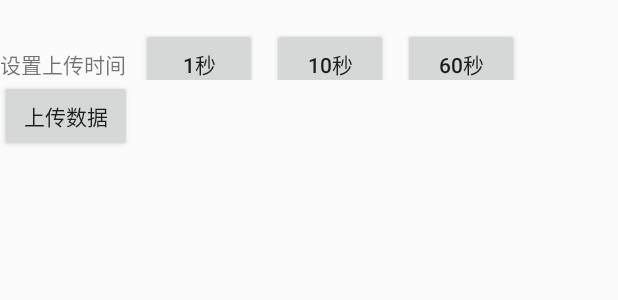
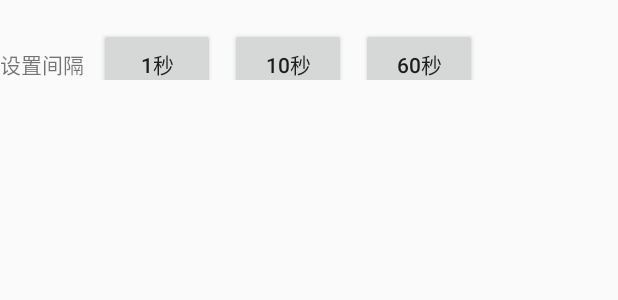
Before and after one commit to IgorNI/Metaw, an Android app: the layout fragment_settting.xml on its own in the app's theme, with its tools: preview values and no code run, on a phone screen of 412 x 824 dp. Shown: the top 300 px of the screen. Run offline under Robolectric (Android 15) with nearby library versions, the phone set to English and light mode, and no system bars.

```diff
--- a/app/src/main/AndroidManifest.xml
+++ b/app/src/main/AndroidManifest.xml
@@ -24,7 +24,7 @@
         </provider>
 
         <activity
-            android:name=".ScannerActivity"
+            android:name=".Test"
             android:label="@string/app_name">
             <intent-filter>
                 <action android:name="android.intent.action.MAIN" />
@@ -32,10 +32,10 @@
                 <category android:name="android.intent.category.LAUNCHER" />
             </intent-filter>
         </activity>
-        <activity
+        <!--<activity
             android:name=".NavigationActivity"
             android:label="@string/app_name"
-            android:theme="@style/AppTheme.NoActionBar" />
+            android:theme="@style/AppTheme.NoActionBar" />-->
         <!--
  ATTENTION: This was auto-generated to add Google Play services to your project for
      App Indexing.  See https://g.co/AppIndexing/AndroidStudio for more information.
--- a/app/src/main/java/com/mbientlab/metawear/app/MyIntentService.java
+++ b/app/src/main/java/com/mbientlab/metawear/app/MyIntentService.java
@@ -85,7 +85,7 @@ public class MyIntentService extends IntentService {
 
         Timer timer = new Timer();
 
-        time = intent.getLongExtra("receiver",1000000l);
+        time = intent.getLongExtra("receiver",10000l);
         Thread thread = new Thread(new VisitWebRunnable());
         try {
             while(true){
--- a/app/src/main/java/com/mbientlab/metawear/app/NavigationActivity.java
+++ b/app/src/main/java/com/mbientlab/metawear/app/NavigationActivity.java
@@ -131,6 +131,7 @@ public class NavigationActivity extends AppCompatActivity implements NavigationV
         @Override
         public void onServiceConnected(ComponentName name, IBinder service) {
             currentMwBoard= ((MetaWearBleService.LocalBinder) service).getMetaWearBoard(btDevice);
+
         }
 
         @Override
--- a/app/src/main/res/layout/fragment_settting.xml
+++ b/app/src/main/res/layout/fragment_settting.xml
@@ -2,6 +2,10 @@
 <LinearLayout xmlns:android="http://schemas.android.com/apk/res/android"
     android:orientation="vertical" android:layout_width="match_parent"
     android:layout_height="match_parent">
+    <!--<Button
+        android:layout_width="match_parent"
+        android:layout_height="wrap_content"
+        android:id="@+id/post_time_1s"/>-->
     <LinearLayout
         android:layout_width="match_parent"
         android:layout_height="wrap_content"
@@ -43,11 +47,4 @@
 
 </RelativeLayout>
 
-    <Button
-        android:id="@+id/post_data_btn"
-        android:layout_width="wrap_content"
-        android:layout_height="wrap_content"
-        android:text="@string/post_data"
-        android:layout_alignParentTop="true"
-        android:layout_alignParentStart="true" />
 </LinearLayout>
--- a/app/src/main/res/values/strings.xml
+++ b/app/src/main/res/values/strings.xml
@@ -302,7 +302,7 @@
   <string name="select_chart">Select Chart</string>
   <string name="myinformtion">我</string>
   <string name="setting">设置</string>
-  <string name="set_post_time">设置上传时间</string>
+  <string name="set_post_time">设置间隔</string>
   <string name="post_time_1s">1秒</string>
   <string name="post_time_10s">10秒</string>
   <string name="post_time_60s">60秒</string>
```
Also changed, not shown: app/src/main/java/com/mbientlab/metawear/app/CountStepService.java (+9 -6 lines), app/src/main/java/com/mbientlab/metawear/app/SettingFragment.java (+17 -17 lines).
